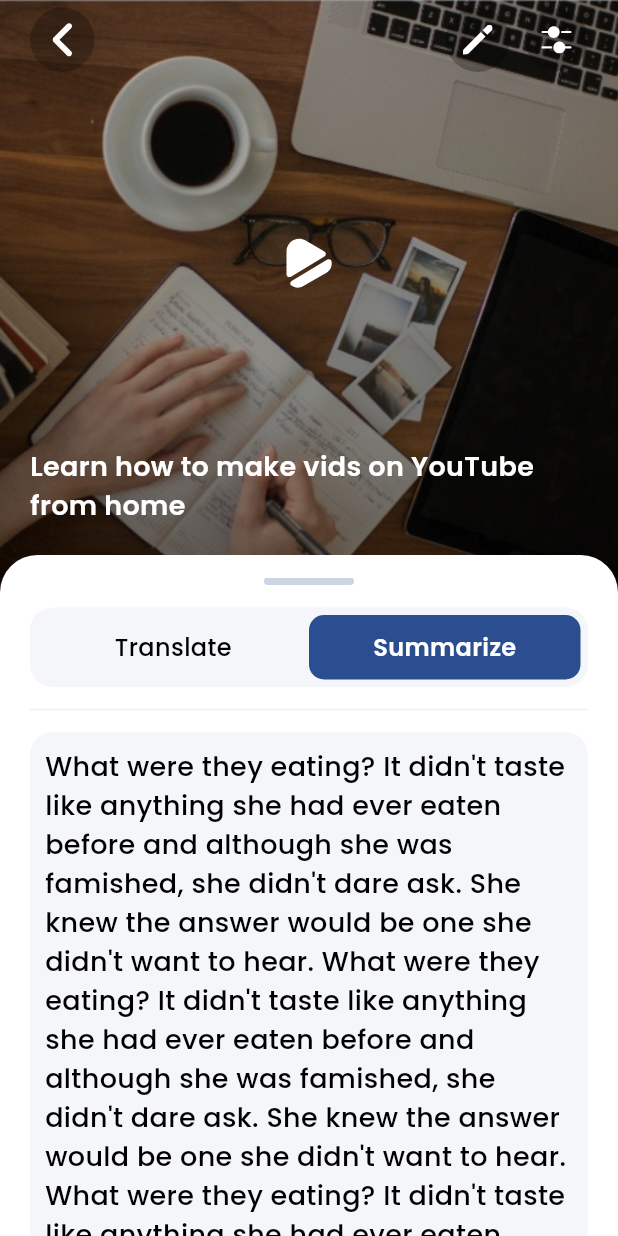
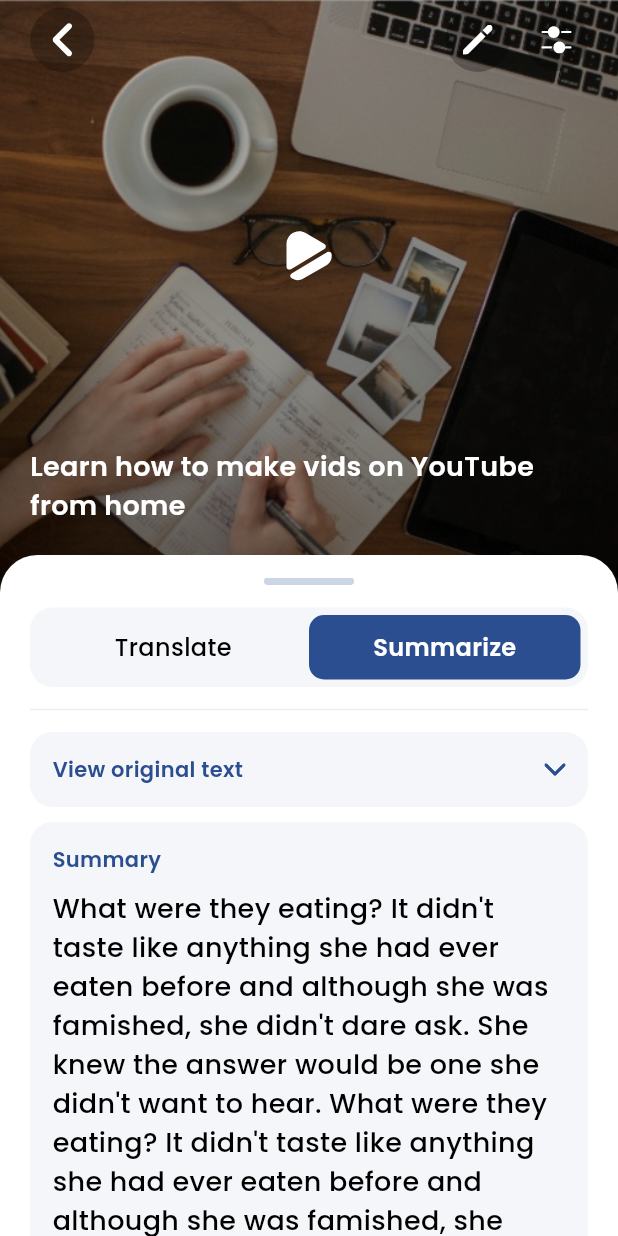
Before and after one commit to theArtistSam/Flutter-Nexus, a Flutter app: the ContentScreen screen opened directly, on a phone screen of 412 x 824 dp. Run offline on Flutter 3.47's test engine with Material 3 defaults, Android fonts, the phone set to English and light mode, and no system bars; our stand-ins replace awesome_bottom_bar, carousel_slider, figma_squircle, flutter_svg, google_fonts; missing offline and left inert: dart:ffi.

Commit message:
All content varients added + Original text

```diff
--- a/lib/screens/chat/chatScreen.dart
+++ b/lib/screens/chat/chatScreen.dart
@@ -7,6 +7,7 @@ import 'package:nexus/widgets/styledIconButton.dart';
 import 'package:nexus/widgets/styledTabs.dart';
 import 'package:nexus/widgets/styledTextfield.dart';
 
+// ignore: must_be_immutable
 class ChatScreen extends StatelessWidget {
   ChatScreen({super.key});
 
--- a/lib/screens/content/contentScreen.dart
+++ b/lib/screens/content/contentScreen.dart
@@ -30,7 +30,7 @@ class ContentScreen extends StatefulWidget {
 
 class _ContentScreenState extends State<ContentScreen> {
   String dropdownValue = "School Work";
-
+  bool isOriginalDisplayed = false;
   List<String> dropDownItems = ["ABC", "DEF", "GHI", "JKL"];
 
   @override
@@ -118,6 +118,42 @@ class _ContentScreenState extends State<ContentScreen> {
                       ),
                     ),
                     const Spacer(),
+
+                    // contentTyle: isAudio
+                    // Container(
+                    //   decoration: ShapeDecoration(
+                    //       color: Colors.black26,
+                    //       shape: SmoothRectangleBorder(
+                    //           borderRadius: SmoothBorderRadius(
+                    //               cornerRadius: 15, cornerSmoothing: .8))),
+                    //   child: Padding(
+                    //     padding: const EdgeInsets.all(2),
+                    //     child: Slider(
+                    //       thumbColor: Colors.white,
+                    //       activeColor: Colors.white,
+                    //       inactiveColor: Colors.white54,
+                    //       min: 0,
+                    //       max: 100,
+                    //       value: 50,
+                    //       onChanged: (value) {
+                    //         // setState(() {
+                    //         //   _value = value;
+                    //         // });
+                    //       },
+                    //     ),
+                    //   ),
+                    // ),
+
+                    // contentType: isImage
+                    // contentIconButton('View complete image', 'maximize', () {}),
+
+                    // contentType: isDocument
+                    // contentIconButton(
+                    //     'View complete document', 'sticky-note', () {}),
+
+                    const SizedBox(
+                      height: 10,
+                    ),
                     StyledText(
                       text: widget.title,
                       color: NexusColors.textColorLight,
@@ -131,15 +167,102 @@ class _ContentScreenState extends State<ContentScreen> {
                 initialChildSize: (screenHeight - 410 + 40) / screenHeight,
                 minChildSize: (screenHeight - 410 + 40) / screenHeight,
                 maxChildSize: .9,
-                builder: (context, controller) => Container(
+                builder: (context, controller) =>
+                    contentBottomSheet(controller))
+          ],
+        ),
+      ),
+    );
+  }
+
+  contentIconButton(title, icon, onTap) => Material(
+        color: Colors.transparent,
+        child: InkWell(
+          borderRadius: SmoothBorderRadius(cornerRadius: 15),
+          onTap: onTap,
+          child: Ink(
+              decoration: ShapeDecoration(
+                  color: Colors.black26,
+                  shape: SmoothRectangleBorder(
+                      borderRadius: SmoothBorderRadius(
+                          cornerRadius: 15, cornerSmoothing: .8))),
+              child: Padding(
+                padding: const EdgeInsets.all(15),
+                child: Row(
+                  children: [
+                    StyledText(
+                      text: title,
+                      color: NexusColors.textColorLight,
+                      fontWeight: FontWeight.w500,
+                      fontSize: 14,
+                    ),
+                    const Spacer(),
+                    SvgPicture.asset(
+                      'assets/icons/$icon.svg',
+                      color: Colors.white,
+                    )
+                  ],
+                ),
+              )),
+        ),
+      );
+  contentTile({isOpen, openText, closeText, onTap}) => Material(
+        color: Colors.transparent,
+        child: InkWell(
+          borderRadius:
+              SmoothBorderRadius(cornerRadius: 15, cornerSmoothing: .8),
+          onTap: onTap,
+          child: Ink(
+            decoration: ShapeDecoration(
+                color: NexusColors.accentColorLight,
+                shape: SmoothRectangleBorder(
+                    borderRadius: SmoothBorderRadius(
+                        cornerRadius: 15, cornerSmoothing: 0.8))),
+            child: Padding(
+              padding: const EdgeInsets.all(15.0),
+              child: Column(
+                crossAxisAlignment: CrossAxisAlignment.start,
+                children: [
+                  Row(
+                    children: [
+                      StyledText(
+                        fontSize: 14,
+                        text: isOpen ? openText : closeText,
+                        color: NexusColors.primaryColorLight,
+                      ),
+                      const Spacer(),
+                      !isOpen
+                          ? SvgPicture.asset(
+                              'assets/icons/small-arrow-down.svg',
+                              color: NexusColors.primaryColorLight,
+                            )
+                          : const SizedBox()
+                    ],
+                  ),
+                  SizedBox(height: isOpen ? 10 : 0),
+                  isOpen
+                      ? StyledText(
+                          fontSize: 18,
+                          text: widget.summary ?? '',
+                          fontWeight: FontWeight.w500,
+                        )
+                      : const SizedBox(),
+                ],
+              ),
+            ),
+          ),
+        ),
+      );
+
+  contentBottomSheet(controller) => Container(
         decoration: const ShapeDecoration(
             color: Colors.white,
             shape: SmoothRectangleBorder(
                 borderRadius: SmoothBorderRadius.only(
-                                  topLeft: SmoothRadius(
-                                      cornerRadius: 25, cornerSmoothing: .8),
-                                  topRight: SmoothRadius(
-                                      cornerRadius: 25, cornerSmoothing: .8)))),
+                    topLeft:
+                        SmoothRadius(cornerRadius: 25, cornerSmoothing: .8),
+                    topRight:
+                        SmoothRadius(cornerRadius: 25, cornerSmoothing: .8)))),
         child: Padding(
           padding: const EdgeInsets.fromLTRB(20, 15, 20, 0),
           child: ListView(
@@ -170,22 +293,28 @@ class _ContentScreenState extends State<ContentScreen> {
                   //     fontSize: 18,
                   //     text:
                   //         "What were they eating? It didn't taste like anything she had ever eaten before and although she was famished, she didn't dare ask. She knew the answer would be one she didn't want to hear. What were they eating? It didn't taste like anything she had ever eaten before and although she was famished, she didn't dare ask. She knew the answer would be one she didn't want to hear. What were they eating? It didn't taste like anything she had ever eaten before and although she was famished, she didn't dare ask. She knew the answer would be one she didn't want to hear, she didn't dare ask."),
-                                Container(
-                                  decoration: ShapeDecoration(
-                                      color: NexusColors.accentColorLight,
-                                      shape: SmoothRectangleBorder(
-                                          borderRadius: SmoothBorderRadius(
-                                              cornerRadius: 15,
-                                              cornerSmoothing: 0.8))),
-                                  child: Padding(
-                                    padding: const EdgeInsets.all(10.0),
-                                    child: StyledText(
-                                      fontSize: 18,
-                                      text: widget.summary ?? '',
-                                      fontWeight: FontWeight.w500,
+                  //  Content Tile here
+                  contentTile(
+                      onTap: () {
+                        setState(() {
+                          isOriginalDisplayed = true;
+                        });
+                      },
+                      isOpen: isOriginalDisplayed ? true : false,
+                      openText: 'Original',
+                      closeText: 'View original text'),
+                  const SizedBox(
+                    height: 10,
                   ),
-                                  ),
-                                ),
+                  contentTile(
+                      onTap: () {
+                        setState(() {
+                          isOriginalDisplayed = false;
+                        });
+                      },
+                      isOpen: isOriginalDisplayed ? false : true,
+                      openText: 'Summary',
+                      closeText: 'View summary'),
 
                   const SizedBox(height: 10),
                   Row(
@@ -193,51 +322,44 @@ class _ContentScreenState extends State<ContentScreen> {
                       StyledIconButton(
                         icon: 'rotate-left',
                         onTap: () {},
-                                      backgroundColor:
-                                          NexusColors.accentColorLight,
+                        backgroundColor: NexusColors.accentColorLight,
                         iconColor: NexusColors.primaryColorLight,
                       ),
                       const SizedBox(width: 5),
                       StyledIconButton(
                         icon: 'arrow-down',
                         onTap: () {},
-                                      backgroundColor:
-                                          NexusColors.accentColorLight,
+                        backgroundColor: NexusColors.accentColorLight,
                         iconColor: NexusColors.primaryColorLight,
                       ),
                       const SizedBox(width: 5),
                       StyledIconButton(
                         icon: 'share',
                         onTap: () {},
-                                      backgroundColor:
-                                          NexusColors.accentColorLight,
+                        backgroundColor: NexusColors.accentColorLight,
                         iconColor: NexusColors.primaryColorLight,
                       ),
                       const SizedBox(width: 5),
                       StyledIconButton(
                         icon: 'pencil',
                         onTap: () {},
-                                      backgroundColor:
-                                          NexusColors.accentColorLight,
+                        backgroundColor: NexusColors.accentColorLight,
                         iconColor: NexusColors.primaryColorLight,
                       ),
                       const Spacer(),
                       StyledIconButton(
                         icon: 'like-filled',
                         onTap: () {},
-                                      backgroundColor:
-                                          NexusColors.accentColorLight,
+                        backgroundColor: NexusColors.accentColorLight,
                         iconColor: NexusColors.primaryColorLight,
                       ),
                       const SizedBox(width: 5),
                       StyledIconButton(
                         icon: 'dislike',
                         onTap: () {},
-                                      backgroundColor:
-                                          NexusColors.accentColorLight,
+                        backgroundColor: NexusColors.accentColorLight,
                         iconColor: NexusColors.primaryColorLight,
                       ),
-                                    const SizedBox(width: 5),
                     ],
                   )
                 ],
@@ -245,12 +367,7 @@ class _ContentScreenState extends State<ContentScreen> {
             ],
           ),
         ),
-                    )),
-          ],
-        ),
-      ),
       );
-  }
 
   contentEditBottomSheet() => SingleChildScrollView(
         child: Padding(
```
Also changed, not shown: assets/icons/maximize.svg (added), assets/icons/sticky-note.svg (added). Lines whose indentation alone changed are shown as unchanged.
